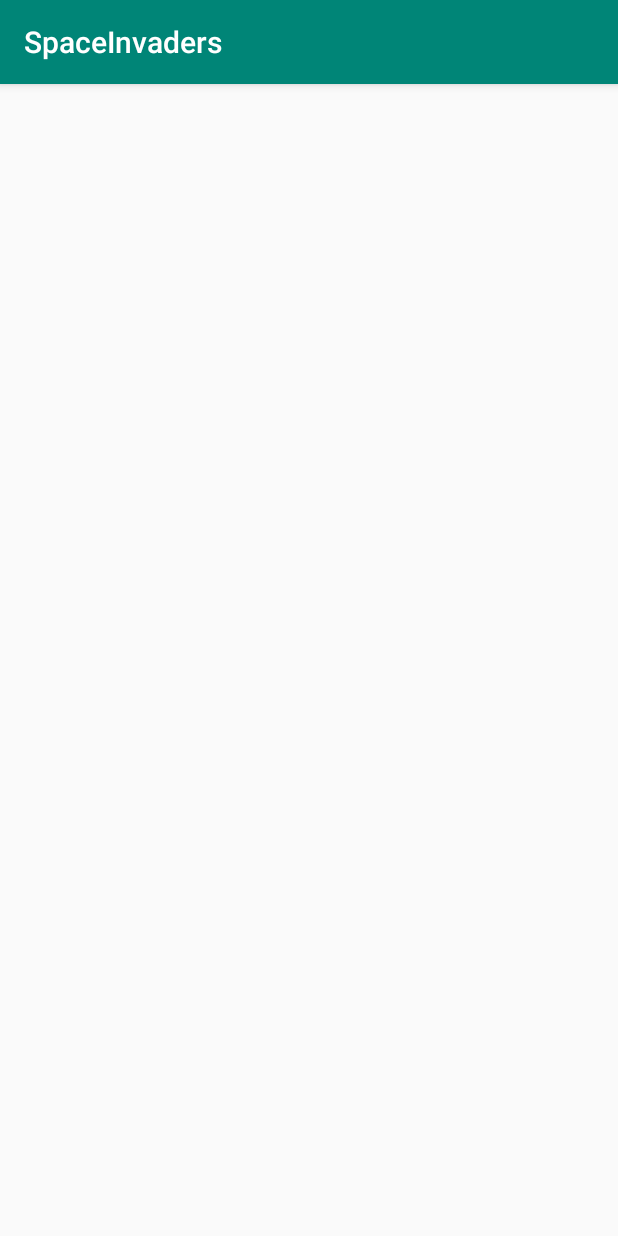
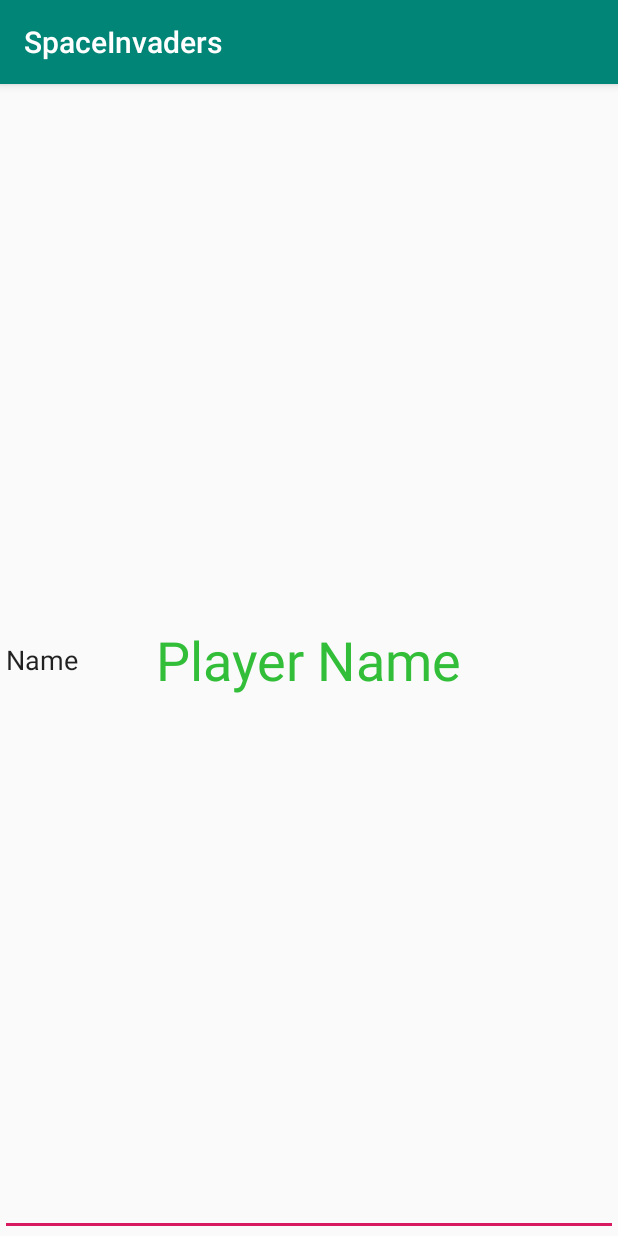
Before and after one commit to mugak/Wethebest, an Android app: the Intro screen opened directly, with no data from a screen before it, on a phone screen of 412 x 824 dp. Run offline under Robolectric (Android 15) with nearby library versions, the phone set to English and light mode, and no system bars.

Commit message:
adding textfields for player

```diff
--- a/SpaceInvaders/app/src/main/res/layout/activity_intro.xml
+++ b/SpaceInvaders/app/src/main/res/layout/activity_intro.xml
@@ -1,9 +1,36 @@
 <?xml version="1.0" encoding="utf-8"?>
-<androidx.constraintlayout.widget.ConstraintLayout xmlns:android="http://schemas.android.com/apk/res/android"
-    xmlns:app="http://schemas.android.com/apk/res-auto"
+<RelativeLayout xmlns:android="http://schemas.android.com/apk/res/android"
     xmlns:tools="http://schemas.android.com/tools"
-    android:layout_width="match_parent"
-    android:layout_height="match_parent"
-    tools:context=".Intro">
+    android:id="@+id/activity_setup"
+    android:layout_width="wrap_content"
+    android:layout_height="wrap_content"
+    tools:context=".UI">
 
-</androidx.constraintlayout.widget.ConstraintLayout>
+
+    <TextView
+        android:id="@+id/PlayerName"
+        android:layout_width="wrap_content"
+        android:layout_height="wrap_content"
+
+        android:layout_centerInParent="true"
+        android:text="@string/player_name"
+
+        android:textAppearance="@style/TextAppearance.AppCompat.Large"
+        android:textColor="#33BE39"
+
+        android:textSize="36sp" />
+
+    <EditText
+        android:id="@+id/EnterName"
+        android:layout_width="match_parent"
+        android:layout_height="match_parent"
+        android:ems="10"
+        android:inputType="textPersonName"
+        android:text="Name"
+
+        android:layout_alignTop="@+id/PlayerName"
+
+        />
+
+
+</RelativeLayout>
--- a/SpaceInvaders/app/src/main/res/values/strings.xml
+++ b/SpaceInvaders/app/src/main/res/values/strings.xml
@@ -1,3 +1,5 @@
 <resources>
     <string name="app_name">SpaceInvaders</string>
+    <string name="todo">TODO</string>
+    <string name="player_name">Player Name</string>
 </resources>
```
